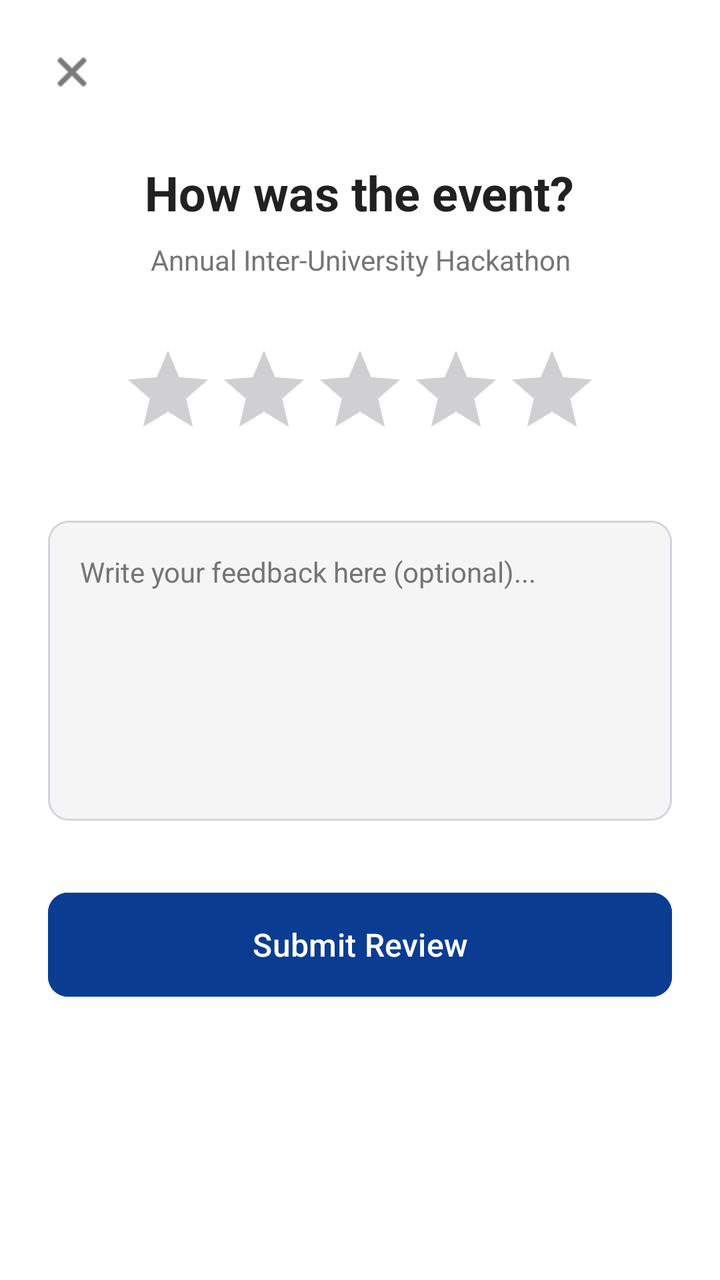
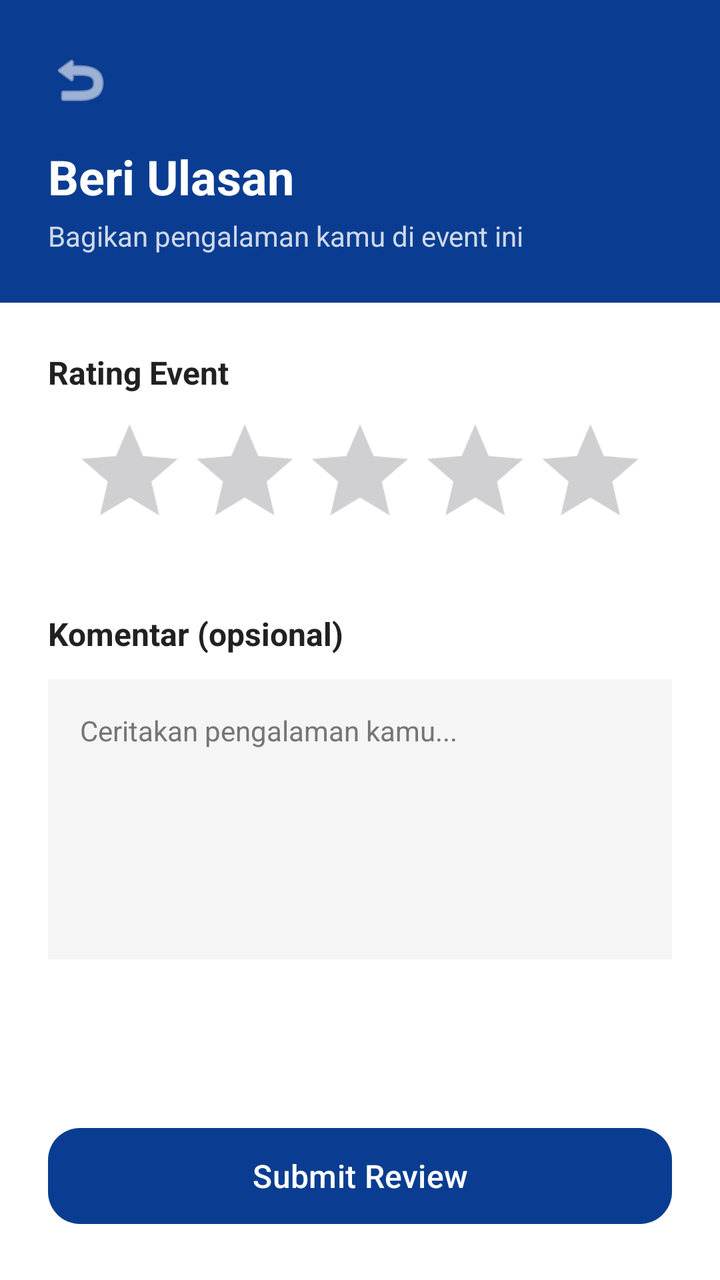

The first picture is an Android layout as it rendered before a commit; the second is the same layout after the commit. The layout source and the unified diff follow.
<!-- AndroidManifest.xml: application theme Theme.CampusConnectProject -->
<!-- res/layout/activity_review.xml -->
<?xml version="1.0" encoding="utf-8"?>
<LinearLayout
    xmlns:android="http://schemas.android.com/apk/res/android"
    xmlns:app="http://schemas.android.com/apk/res-auto"
    android:layout_width="match_parent"
    android:layout_height="match_parent"
    android:orientation="vertical"
    android:background="@color/bg_utama"
    android:padding="24dp"
    android:gravity="center_horizontal">

    
    <ImageView
        android:id="@+id/btnCloseReview"
        android:layout_width="24dp"
        android:layout_height="24dp"
        android:src="@android:drawable/ic_menu_close_clear_cancel"
        android:contentDescription="@null"
        app:tint="@color/teks_utama"
        android:layout_gravity="start"
        android:layout_marginBottom="32dp"/>

    <TextView
        android:layout_width="wrap_content"
        android:layout_height="wrap_content"
        android:text="How was the event?"
        android:textColor="@color/teks_utama"
        android:textSize="24sp"
        android:textStyle="bold"
        android:layout_marginBottom="8dp"/>

    <TextView
        android:id="@+id/tvReviewEventName"
        android:layout_width="wrap_content"
        android:layout_height="wrap_content"
        android:text="Annual Inter-University Hackathon"
        android:textColor="@color/teks_sekunder"
        android:textSize="14sp"
        android:textAlignment="center"
        android:layout_marginBottom="32dp"/>

    
    <RatingBar
        android:id="@+id/ratingBar"
        android:layout_width="wrap_content"
        android:layout_height="wrap_content"
        android:numStars="5"
        android:stepSize="1.0"
        android:progressTint="@color/warna_aksen"
        android:layout_marginBottom="32dp"/>

    
    <EditText
        android:id="@+id/etReviewText"
        android:layout_width="match_parent"
        android:layout_height="150dp"
        android:background="@drawable/bg_input_rounded"
        android:gravity="top|start"
        android:hint="Write your feedback here (optional)..."
        android:textColor="@color/teks_utama"
        android:textColorHint="@color/teks_sekunder"
        android:padding="16dp"
        android:textSize="14sp"
        android:layout_marginBottom="32dp"/>

    <Button
        android:id="@+id/btnSubmitReview"
        android:layout_width="match_parent"
        android:layout_height="60dp"
        android:backgroundTint="@color/warna_primer"
        android:text="Submit Review"
        android:textAllCaps="false"
        android:textColor="@color/white"
        android:textSize="16sp"
        app:cornerRadius="10dp" />

</LinearLayout>
<!-- resources referenced by this layout -->
<resources>
  <color name="bg_utama">#FFFFFF</color>
  <color name="teks_sekunder">#757575</color>
  <color name="teks_utama">#212121</color>
  <color name="warna_aksen">#FF8A00</color>
  <color name="warna_primer">#0A3D91</color>
  <color name="white">#FFFFFFFF</color>
  <!-- drawable bg_input_rounded (drawable) -->
  <?xml version="1.0" encoding="utf-8"?>
  <shape xmlns:android="http://schemas.android.com/apk/res/android" android:shape="rectangle">
      <solid android:color="@color/bg_input" />
      <stroke android:width="1dp" android:color="#D1D5DB" />
      <corners android:radius="10dp" />
  </shape>
  <style name="Theme.CampusConnectProject" parent="Base.Theme.CampusConnectProject" />
  <color name="bg_input">#F5F5F5</color>
  <style name="Base.Theme.CampusConnectProject" parent="Theme.Material3.DayNight.NoActionBar">
          <item name="android:forceDarkAllowed" tools:targetApi="q">false</item>
      </style>
</resources>

<!-- the commit's change to res/layout/activity_review.xml (unified diff, before → after) -->
@@ -1,77 +1,128 @@
 <?xml version="1.0" encoding="utf-8"?>
-<LinearLayout
+<androidx.constraintlayout.widget.ConstraintLayout
     xmlns:android="http://schemas.android.com/apk/res/android"
     xmlns:app="http://schemas.android.com/apk/res-auto"
     android:layout_width="match_parent"
     android:layout_height="match_parent"
-    android:orientation="vertical"
-    android:background="@color/bg_utama"
-    android:padding="24dp"
-    android:gravity="center_horizontal">
+    android:background="@color/bg_utama">
 
     
-    <ImageView
-        android:id="@+id/btnCloseReview"
-        android:layout_width="24dp"
-        android:layout_height="24dp"
-        android:src="@android:drawable/ic_menu_close_clear_cancel"
-        android:contentDescription="@null"
-        app:tint="@color/teks_utama"
-        android:layout_gravity="start"
-        android:layout_marginBottom="32dp"/>
+    <LinearLayout
+        android:id="@+id/headerReview"
+        android:layout_width="match_parent"
+        android:layout_height="wrap_content"
+        android:background="@color/warna_primer"
+        android:orientation="vertical"
+        android:padding="24dp"
+        app:layout_constraintTop_toTopOf="parent">
 
-    <TextView
-        android:layout_width="wrap_content"
-        android:layout_height="wrap_content"
-        android:text="How was the event?"
-        android:textColor="@color/teks_utama"
-        android:textSize="24sp"
-        android:textStyle="bold"
-        android:layout_marginBottom="8dp"/>
+        <ImageView
+            android:id="@+id/btnCloseReview"
+            android:layout_width="32dp"
+            android:layout_height="32dp"
+            android:layout_marginBottom="16dp"
+            android:background="?attr/selectableItemBackgroundBorderless"
+            android:src="@android:drawable/ic_menu_revert"
+            app:tint="@color/white" />
 
-    <TextView
-        android:id="@+id/tvReviewEventName"
-        android:layout_width="wrap_content"
-        android:layout_height="wrap_content"
-        android:text="Annual Inter-University Hackathon"
-        android:textColor="@color/teks_sekunder"
-        android:textSize="14sp"
-        android:textAlignment="center"
-        android:layout_marginBottom="32dp"/>
+        <TextView
+            android:layout_width="wrap_content"
+            android:layout_height="wrap_content"
+            android:text="Beri Ulasan"
+            android:textColor="@color/white"
+            android:textSize="24sp"
+            android:textStyle="bold" />
+
+        <TextView
+            android:layout_width="wrap_content"
+            android:layout_height="wrap_content"
+            android:layout_marginTop="4dp"
+            android:alpha="0.8"
+            android:text="Bagikan pengalaman kamu di event ini"
+            android:textColor="@color/white"
+            android:textSize="14sp" />
+    </LinearLayout>
 
     
-    <RatingBar
-        android:id="@+id/ratingBar"
-        android:layout_width="wrap_content"
-        android:layout_height="wrap_content"
-        android:numStars="5"
-        android:stepSize="1.0"
-        android:progressTint="@color/warna_aksen"
-        android:layout_marginBottom="32dp"/>
+    <ScrollView
+        android:layout_width="match_parent"
+        android:layout_height="0dp"
+        android:fillViewport="true"
+        app:layout_constraintTop_toBottomOf="@id/headerReview"
+        app:layout_constraintBottom_toTopOf="@id/btnSubmitReview">
+
+        <LinearLayout
+            android:layout_width="match_parent"
+            android:layout_height="wrap_content"
+            android:orientation="vertical"
+            android:padding="24dp">
+
+            
+            <TextView
+                android:layout_width="wrap_content"
+                android:layout_height="wrap_content"
+                android:text="Rating Event"
+                android:textColor="@color/teks_utama"
+                android:textSize="16sp"
+                android:textStyle="bold"
+                android:layout_marginBottom="16dp"/>
+
+            
+            <RatingBar
+                android:id="@+id/ratingBar"
+                style="@style/Widget.AppCompat.RatingBar"
+                android:layout_width="wrap_content"
+                android:layout_height="wrap_content"
+                android:layout_gravity="center_horizontal"
+                android:numStars="5"
+                android:stepSize="1"
+                android:rating="0"
+                android:scaleX="1.2"
+                android:scaleY="1.2"
+                android:layout_marginBottom="36dp"/>
+
+            
+            <TextView
+                android:layout_width="wrap_content"
+                android:layout_height="wrap_content"
+                android:text="Komentar (opsional)"
+                android:textColor="@color/teks_utama"
+                android:textSize="16sp"
+                android:textStyle="bold"
+                android:layout_marginBottom="12dp"/>
+
+            
+            <EditText
+                android:id="@+id/etComment"
+                android:layout_width="match_parent"
+                android:layout_height="140dp"
+                android:background="@color/bg_input"
+                android:gravity="top|start"
+                android:hint="Ceritakan pengalaman kamu..."
+                android:inputType="textMultiLine"
+                android:padding="16dp"
+                android:textColor="@color/teks_utama"
+                android:textColorHint="@color/teks_sekunder"
+                android:textSize="14sp"/>
+
+        </LinearLayout>
+    </ScrollView>
 
     
-    <EditText
-        android:id="@+id/etReviewText"
-        android:layout_width="match_parent"
-        android:layout_height="150dp"
-        android:background="@drawable/bg_input_rounded"
-        android:gravity="top|start"
-        android:hint="Write your feedback here (optional)..."
-        android:textColor="@color/teks_utama"
-        android:textColorHint="@color/teks_sekunder"
-        android:padding="16dp"
-        android:textSize="14sp"
-        android:layout_marginBottom="32dp"/>
-
-    <Button
+    <com.google.android.material.button.MaterialButton
         android:id="@+id/btnSubmitReview"
-        android:layout_width="match_parent"
-        android:layout_height="60dp"
-        android:backgroundTint="@color/warna_primer"
+        android:layout_width="0dp"
+        android:layout_height="56dp"
+        android:layout_marginHorizontal="24dp"
+        android:layout_marginBottom="24dp"
         android:text="Submit Review"
         android:textAllCaps="false"
+        android:textSize="16sp"
         android:textColor="@color/white"
-        android:textSize="16sp"
-        app:cornerRadius="10dp" />
+        app:backgroundTint="@color/warna_primer"
+        app:cornerRadius="16dp"
+        app:layout_constraintBottom_toBottomOf="parent"
+        app:layout_constraintEnd_toEndOf="parent"
+        app:layout_constraintStart_toStartOf="parent"/>
 
-</LinearLayout>
+</androidx.constraintlayout.widget.ConstraintLayout>
<!-- resource entries referenced after the edit -->
@@ -3,16 +3,8 @@
   <color name="bg_utama">#FFFFFF</color>
   <color name="teks_sekunder">#757575</color>
   <color name="teks_utama">#212121</color>
-  <color name="warna_aksen">#FF8A00</color>
   <color name="warna_primer">#0A3D91</color>
   <color name="white">#FFFFFFFF</color>
-  <!-- drawable bg_input_rounded (drawable) -->
-  <?xml version="1.0" encoding="utf-8"?>
-  <shape xmlns:android="http://schemas.android.com/apk/res/android" android:shape="rectangle">
-      <solid android:color="@color/bg_input" />
-      <stroke android:width="1dp" android:color="#D1D5DB" />
-      <corners android:radius="10dp" />
-  </shape>
   <style name="Theme.CampusConnectProject" parent="Base.Theme.CampusConnectProject" />
   <color name="bg_input">#F5F5F5</color>
   <style name="Base.Theme.CampusConnectProject" parent="Theme.Material3.DayNight.NoActionBar">
